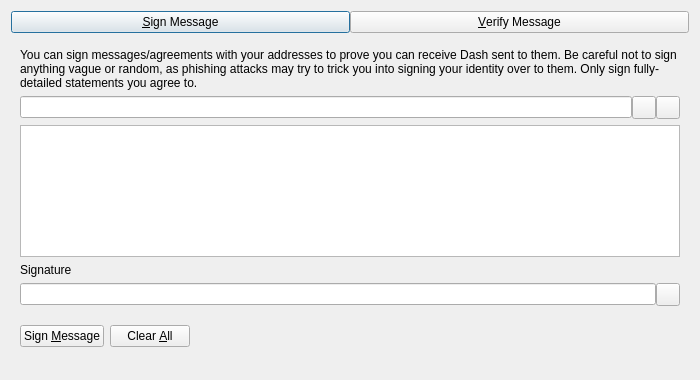
hitboxaltcoin/vuicoin, file src/qt/forms/signverifymessagedialog.ui: the form before one commit.
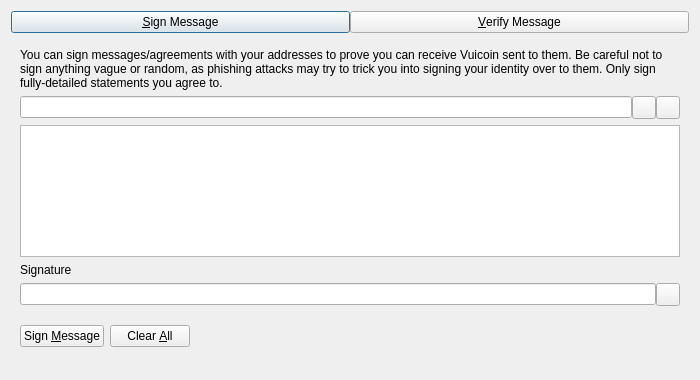
The form after the commit. Custom widgets are drawn as their Qt base class.

Commit message: Dash to Vuicoin

```diff
--- a/src/qt/forms/signverifymessagedialog.ui
+++ b/src/qt/forms/signverifymessagedialog.ui
@@ -63,7 +63,7 @@
        <item>
         <widget class="QLabel" name="infoLabel_SM">
          <property name="text">
-          <string>You can sign messages/agreements with your addresses to prove you can receive Dash sent to them. Be careful not to sign anything vague or random, as phishing attacks may try to trick you into signing your identity over to them. Only sign fully-detailed statements you agree to.</string>
+          <string>You can sign messages/agreements with your addresses to prove you can receive Vuicoin sent to them. Be careful not to sign anything vague or random, as phishing attacks may try to trick you into signing your identity over to them. Only sign fully-detailed statements you agree to.</string>
          </property>
          <property name="textFormat">
           <enum>Qt::PlainText</enum>
```
Left out of the diff: 8 changed lines with no effect on the pictures. The commit also changes 364 other files.
